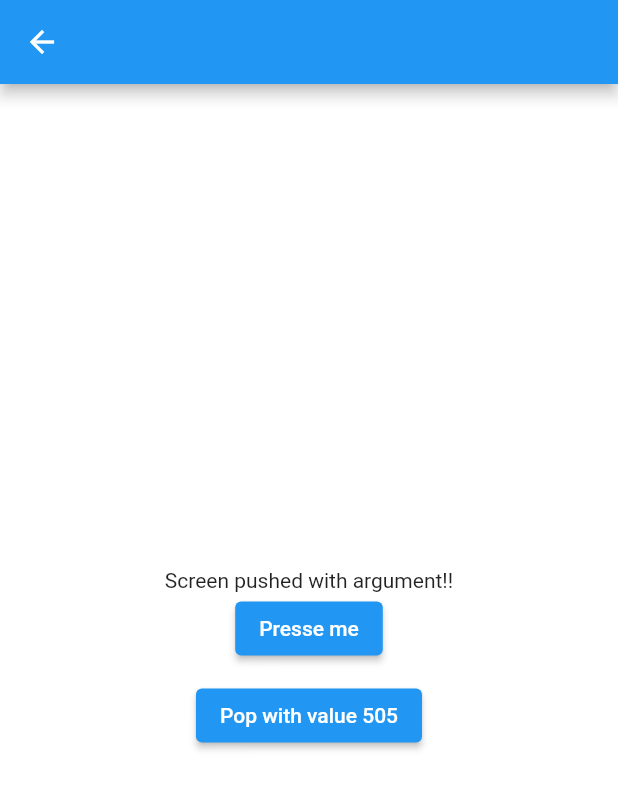
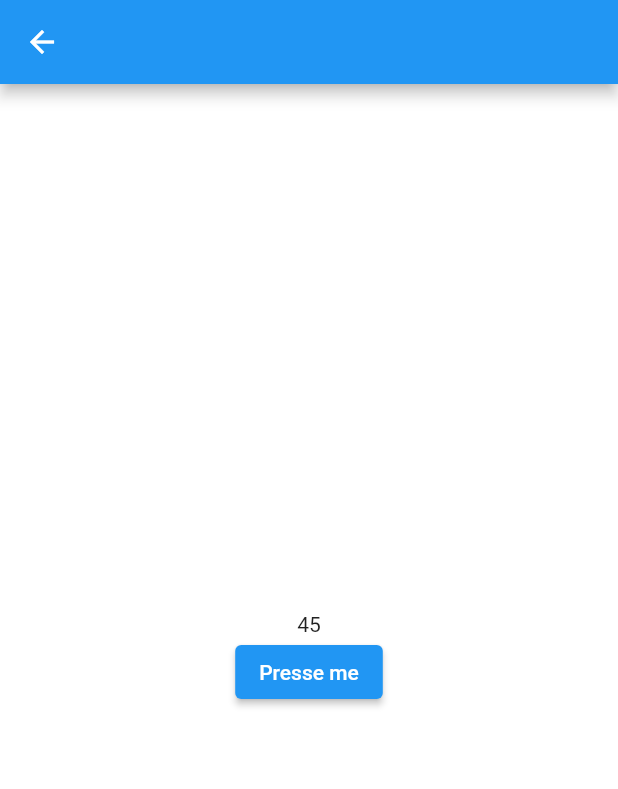
Before and after one commit to vadrian89/b_router, a Flutter app: the screen it shows after launch, after a tap on "Push me", on a phone screen of 412 x 824 dp. Shown: the top 789 px of the screen. Run offline on Flutter 3.47's test engine with Material 2 defaults, Android fonts, the phone set to English and light mode, and no system bars; our stand-ins replace bloc, equatable, flutter_bloc, freezed_annotation, logger, url_strategy.

Commit message:
See issue #1

````diff
--- a/example/lib/presentation/app_root.dart
+++ b/example/lib/presentation/app_root.dart
@@ -1,8 +1,11 @@
+import 'package:example/presentation/fourth_screen.dart';
 import 'package:example/presentation/main_screen.dart';
-import 'package:example/presentation/second_level_screen.dart';
+import 'package:example/presentation/second_screen.dart';
 import 'package:flutter_bloc/flutter_bloc.dart';
 import 'package:b_router/b_router.dart';
 import 'package:flutter/material.dart';
+
+import 'third_screen.dart';
 
 class AppRoot extends StatelessWidget {
   final GlobalKey<NavigatorState> navigatorKey = GlobalKey<NavigatorState>();
@@ -46,45 +49,32 @@ class AppRoot extends StatelessWidget {
 
   List<BRoute> get _routes => [
         BRoute(
-          name: "/",
-          pageBuilder: (context, __) => MainScreen(
-            onPressed: (_) => context.read<BRouterCubit>().push(name: "page2", arguments: {
-              "page-2-arg": "Screen pushed with argument!!",
-            }),
+          path: "/",
+          pageBuilder: (context, _, __) => MainScreen(
+            onPressed: (_) => context.read<BRouterCubit>().push(
+              name: "page2",
+              arguments: {"page-2-arg": "Screen pushed with argument!!"},
+              params: {"something": "45"},
+            ),
           ),
         ),
         BRoute(
-          name: "page2",
-          pageBuilder: (BuildContext context, arguments) => SecondLevelScreen(
-            text: arguments?["page-2-arg"] ?? "no argument was provided",
-            onButtonPressed: (_) => context.read<BRouterCubit>().push(name: "page2/:idOfSomething"),
+          path: "page2",
+          pageBuilder: (context, arguments, uri) => SecondScreen(
+            text: uri.queryParameters["something"] ?? "no argument was provided",
           ),
-          routes: [
-            BRoute(
-              name: ":urlParameter",
-              pageBuilder: (context, arguments) => SecondLevelScreen(
-                text: "The value of urlParameter is: ${arguments!["urlParameter"]}",
-                onButtonPressed: (context) {
-                  showDialog(
-                    context: context,
-                    builder: (context) => AlertDialog(
-                      content: const Text("This is a material dialog"),
-                      actions: [
-                        TextButton(
-                          onPressed: () => Navigator.maybePop(context, "dialog result"),
-                          child: const Text("Pop with return value"),
-                        ),
-                      ],
-                    ),
-                  ).then((value) => print("returned value $value"));
-                },
-              ),
-            ),
-          ],
         ),
         BRoute(
-          name: "login",
-          pageBuilder: (context, __) => const Center(child: Text("Replaced screen")),
+          path: "third-screen",
+          pageBuilder: (context, arguments, uri) => ThirdScreen(
+            text: arguments?["arg"] ?? "no argument was provided",
+          ),
+        ),
+        BRoute(
+          path: "third-screen/:id",
+          pageBuilder: (context, arguments, uri) => FourthScreen(
+            text: arguments?["id"] ?? "no argument was provided",
+          ),
         ),
       ];
 }
--- a/example/lib/presentation/second_level_screen.dart
+++ b/example/lib/presentation/fourth_screen.dart
@@ -1,14 +1,10 @@
+import 'package:b_router/b_router.dart';
 import 'package:flutter/material.dart';
 
-class SecondLevelScreen extends StatelessWidget {
+class FourthScreen extends StatelessWidget {
   final String text;
-  final void Function(BuildContext context)? onButtonPressed;
 
-  const SecondLevelScreen({
-    Key? key,
-    required this.text,
-    this.onButtonPressed,
-  }) : super(key: key);
+  const FourthScreen({Key? key, required this.text}) : super(key: key);
 
   @override
   Widget build(BuildContext context) => Scaffold(
@@ -20,7 +16,7 @@ class SecondLevelScreen extends StatelessWidget {
               Text(text),
               Builder(
                 builder: (context) => ElevatedButton(
-                  onPressed: (onButtonPressed != null) ? () => onButtonPressed!(context) : null,
+                  onPressed: () => context.bPush(name: "lala"),
                   child: const Text("Presse me"),
                 ),
               ),
--- /dev/null
+++ b/example/lib/presentation/second_screen.dart
@@ -0,0 +1,28 @@
+import 'package:b_router/b_router.dart';
+import 'package:flutter/material.dart';
+
+class SecondScreen extends StatelessWidget {
+  final String text;
+
+  const SecondScreen({Key? key, required this.text}) : super(key: key);
+
+  @override
+  Widget build(BuildContext context) => Scaffold(
+        appBar: AppBar(),
+        body: Center(
+          child: Column(
+            mainAxisSize: MainAxisSize.min,
+            children: [
+              Text(text),
+              ElevatedButton(
+                onPressed: () => context.bPush(
+                  name: "third-screen",
+                  arguments: {"arg": "An invisible argument"},
+                ),
+                child: const Text("Presse me"),
+              ),
+            ],
+          ),
+        ),
+      );
+}
--- a/lib/src/application/b_router/b_router_cubit.dart
+++ b/lib/src/application/b_router/b_router_cubit.dart
@@ -20,9 +20,7 @@ class BRouterCubit extends Cubit<BRouterState> {
   BRouterCubit({required List<BRoute> routes})
       : _logger = Logger(),
         _allRoutes = List.from(routes),
-        super(const BRouterState.initial()) {
-    _logger.d("Initialising BRouterCubit");
-  }
+        super(const BRouterState.initial());
 
   /// Push a new page to the navigation stack.
   ///
@@ -30,30 +28,50 @@ class BRouterCubit extends Cubit<BRouterState> {
   /// [name] must be either simple, such as `login` or with parameter, such as `products/:id`
   /// (id is just a placeholder it can be anything, it can be either `:id, :name, :etc,`).
   ///
-  /// Paramater values are identified using [BRoute.parameterId] value.
+  /// Paramater values are identified using [BRoute.parameterStart] value.
   ///
   /// [arguments] can be retrieved when at the page's build time.
   ///
   /// If a route with the same name already exists, it will be removed and this route
   /// will be added to the stack.
-  void push({required String name, Map<String, dynamic>? arguments}) {
-    _logger.d("Pushing new route for name: $name and arguments: $arguments");
+  void push({
+    required String name,
+    Map<String, dynamic>? arguments,
+    Map<String, String>? params,
+  }) {
+    _logger.d("Pushing new route");
+    _logger.d("New route name: $name");
+    _logger.d("New route arguments: $arguments");
+    _logger.d("New route params: $params");
     final nameSegments = name.split("/");
-    BRoute? route = BRoute.fromName(nameSegments.first.replaceAll("/", ""), _allRoutes);
-    if (route != null && nameSegments.length == 2) {
-      _logger.d("Searching for sub-route: ${nameSegments.last}");
-      route = route.findRoute(name: nameSegments.last);
-    }
-    if (route == null) {
-      _logger.w("Couldn't find any route!");
+    if (nameSegments.length > 2) {
+      _logger.e("$name contains more than 2 segments: $nameSegments");
       emit(const BRouterState.unknown());
       return;
     }
+
+    final route = BRoute.fromPath(name, _allRoutes)?.addParameters(
+      arguments: arguments,
+      params: params,
+    );
+
+    if (route == null) {
+      _logger.e("Couldn't find any route!");
+      emit(const BRouterState.unknown());
+      return;
+    }
+
+    List<BRoute> tmpList = List.from(_pushedRoutes);
+
+    /// If the top route is the same as the new route we replace it.
+    /// We also make sure we don't try to replace the root route.
+    if (tmpList.length >= 2 && tmpList.last.path == name) {
+      tmpList = tmpList.getRange(0, tmpList.length - 2).toList();
+    }
+    tmpList = List.from([...tmpList, route]);
+
     _logger.d("Old pushed routes list: $_pushedRoutes");
-    _pushedRoutes = List.from([
-      ..._pushedRoutes.where((element) => element.name != route?.name),
-      route.addArguments(arguments),
-    ]);
+    _pushedRoutes = List.from(tmpList);
     _logger.d("New pushed routes list: $_pushedRoutes");
     _showFound();
   }
@@ -62,9 +80,14 @@ class BRouterCubit extends Cubit<BRouterState> {
   ///
   /// This should be used when you need to redirect to a specific page.
   /// Becareful, as this method will replace the current navigation stack all together.
-  void redirect({required String location}) {
-    _logger.d("Redirecting to $location");
-    setNewRoutePath(BRouterState.fromUri(uri: Uri.parse(location), routes: _allRoutes));
+  void redirect({required String location, Map<String, String>? params}) {
+    _logger.d("Redirecting to $location with params: $params");
+    setNewRoutePath(
+      BRouterState.fromUri(
+        uri: Uri.parse(location).replace(queryParameters: params),
+        routes: _allRoutes,
+      ),
+    );
   }
 
   /// Implement the logic for what happens when the back button was called.
@@ -130,7 +153,6 @@ class BRouterCubit extends Cubit<BRouterState> {
 
   @override
   Future<void> close() {
-    _logger.d("Closing BRouterCubit.");
     _logger.close();
     return super.close();
   }
--- a/lib/src/application/b_router/b_router_state.dart
+++ b/lib/src/application/b_router/b_router_state.dart
@@ -41,20 +41,14 @@ class BRouterState with _$BRouterState {
   /// This constructor is used inside [BRouterParser.parseRouteInformation].
   factory BRouterState.fromUri({required Uri uri, required List<BRoute> routes}) {
     List<BRoute> routesList = const [];
-    final rootRoute = BRoute.rootRoute(routes);
+    final rootRoute = BRoute.rootRoute(routes)?.addParameters(params: uri.queryParameters);
     if (rootRoute == null) {
       return const BRouterState.unknown();
     }
-    routesList = List.from([rootRoute, ...routesList]);
+    routesList = List.from([rootRoute]);
     for (final pathSegment in uri.pathSegments) {
-      BRoute? route = BRoute.fromName(pathSegment, routes);
-
-      /// If the initial [route] returned no found route, we check to see if it matches a route
-      /// with name containg a parameter, such as ```/products/:43```.
-      route ??= BRoute.fromName(routesList.last.name, routes)?.findRoute(
-        name: "${BRoute.parameterId}$pathSegment",
-      );
-
+      BRoute? route = BRoute.fromPath(pathSegment, routes);
+      route ??= BRoute.fromPath("${routesList.last.path}/$pathSegment", routes);
       if (route == null) {
         return const BRouterState.unknown();
       }
@@ -65,22 +59,58 @@ class BRouterState with _$BRouterState {
 
   /// Get the location of the current navigation stack.
   ///
-  /// Example: /page1/page2/p=some-paramter
+  /// Example: ```/page1/page2/?p=some-parameter```
   String get location => maybeWhen(
         initial: () => rootPath,
         routesFound: (routes) {
-          String path = _locationFromRoutes(routes);
-          if (path.isEmpty) {
-            path = rootPath;
-          }
-          return path;
+          final path = _locationFromRoutes(routes);
+          return path.isNotEmpty ? path : rootPath;
         },
         orElse: () => notFoundPath,
       );
 
-  String _locationFromRoutes(List<BRoute> list) =>
-      list.where((element) => element.name != rootPath).fold(
-            "",
-            (previousValue, element) => "$previousValue/${element.name}",
-          );
+  Uri get uri => maybeWhen(
+        initial: () => Uri.parse(rootPath),
+        orElse: () => Uri.parse(notFoundPath),
+        routesFound: (routes) => Uri(
+          pathSegments: _pathSegments(routes),
+          queryParameters: _params(routes),
+        ),
+      );
+
+  Map<String, String>? _params(List<BRoute> list) {
+    Map<String, String> params = Map<String, String>.fromEntries(
+      list.expand((element) => element.params.entries),
+    );
+    return params.isNotEmpty ? params : null;
+  }
+
+  List<String> _pathSegments(List<BRoute> list) {
+    List<String> tmpList = const [];
+    for (final route in list) {
+      if (route.path != rootPath) {
+        tmpList = List.from([
+          ...tmpList,
+          (route.pathContainsParameter)
+              ? route.name.replaceFirst(BRoute.parameterStart, "")
+              : route.name,
+        ]);
+      }
+    }
+    return tmpList;
+  }
+
+  String _locationFromRoutes(List<BRoute> list) {
+    String query = "";
+    String path = "";
+    List<BRoute> tmpList = const [];
+    for (final route in list) {
+      query += route.params.entries.map((e) => "${e.key}=${e.value}").join(",");
+      if (route.path != rootPath) {
+        path += "/${route.name.replaceFirst(BRoute.parameterStart, "")}";
+      }
+      tmpList = List.from([...tmpList, route]);
+    }
+    return "$path${query.isNotEmpty ? "?" : ""}$query";
+  }
 }
--- a/lib/src/presentation/b_route.dart
+++ b/lib/src/presentation/b_route.dart
@@ -5,108 +5,131 @@ import 'package:flutter/material.dart';
 /// Route class which is used for route configuration.
 class BRoute extends Equatable {
   /// Used to identify parameter values, such as: `:id`, `:a-value`, etc.
-  static String parameterId = ":";
+  static String parameterStart = ":";
 
-  /// The path segment name.
+  /// The path of this route.
   ///
   /// The path should be set as "/" for root, "home" for home, etc.
   ///
+  /// When setting adding value parameters to the path also add a parent path.
+  /// Example: for a product page with parameter :id set the path to `products/:id`. This is to
+  /// find the correct parent and make sure the navigation stack is built correctly.
+  ///
   /// The path segment is case sensitive, so be warned: ```home != Home```.
-  final String name;
+  final String path;
 
   /// Arguments used for this route.
   ///
   /// Afterwards they can be retrieved using their respective keys.
-  final Map<String, dynamic>? arguments;
+  /// We sometimes need to pass dart objects to a route without adding them to the [Uri].
+  ///
+  /// This is because they contain lots of data and would make the URL unreadable, and not all
+  /// routes should have visible parameters.
+  ///
+  /// For URL-visible parameters user [params] or [queryParams].
+  final Map<String, dynamic> arguments;
+
+  /// Used to set [Uri.queryParameters].
+  ///
+  /// If you want to add objects which should not be added the the URL, user [arguments] instead.
+  final Map<String, String> params;
 
   /// The page which will be used to populate the navigation stack.
-  final Widget Function(BuildContext context, Map<String, dynamic>? arguments) pageBuilder;
+  final Widget Function(BuildContext context, Map<String, dynamic>? arguments, Uri uri) pageBuilder;
 
-  /// List of sub routes for this route.
+  /// The name part of the [path].
   ///
-  /// Useful for have pages which depend on this one.
-  final List<BRoute>? routes;
+  /// For routes with parameter values it will return the parameter value, [nameSegments.last].
+  /// Otherwise it will return the value of [path],
+  String get name => pathContainsParameter ? pathSegments.last : path;
 
   /// Split the [name] into a list, using `/`.
-  List<String> get nameSegments => name.split("/").where((element) => element.isNotEmpty).toList();
+  List<String> get pathSegments => path.split("/").where((element) => element.isNotEmpty).toList();
+
+  /// If the [path] contains
+  bool get pathContainsParameter =>
+      pathSegments.isNotEmpty ? pathSegments.last.startsWith(BRoute.parameterStart) : false;
 
   @override
-  List<Object> get props => [name, ...?arguments?.keys];
+  List<Object> get props => [
+        path,
+        ...arguments.values,
+        ...params.values,
+      ];
 
   @override
   bool? get stringify => true;
 
   const BRoute({
-    required this.name,
-    this.arguments,
+    required this.path,
+    this.arguments = const <String, dynamic>{},
+    this.params = const <String, String>{},
     required this.pageBuilder,
-    this.routes,
   });
 
   /// Get the route, from [routes], using [name], if exists.
-  static BRoute? fromName(String name, List<BRoute> routes) {
+  static BRoute? fromPath(String path, List<BRoute> routes) {
     for (final route in routes) {
-      if (route.name == name) {
-        return route;
+      if (route.containsPath(path)) {
+        return route.pathContainsParameter ? route.updatePathParameter(path) : route;
       }
     }
     return null;
   }
 
-  /// Find sub-route for [this] route.
-  ///
-  /// It first searchs for the full [name].
-  ///
-  /// If it doesn't find it procedes to search by first character, using [parameterId] as starting
-  /// character.
-  /// If it finds by the first character it assumes the name contains a parameter and it will
-  /// proceed to parse the value of it.
-  ///
-  /// For example: If the value of [name] is `:505` and a route with the name `:id` is found, then
-  /// that route will be returned and [arguments] will contain ```{"id": "505"}``` and the name
-  /// of the found route will be turned into `505`.
-  BRoute? findRoute({required String name}) {
-    if (routes?.isEmpty ?? true) {
-      return null;
-    }
-    for (final route in routes!) {
-      if (route.name == name) {
-        return route;
-      }
-
-      if (name.substring(0, 1) == parameterId && route.name.substring(0, 1) == parameterId) {
-        return route.copyWith(
-          arguments: Map<String, dynamic>.from({
-            route.name.substring(1): name.substring(1),
-            ...?route.arguments,
-          }),
-          name: name.substring(1),
-        );
-      }
-    }
-    return null;
+  BRoute updatePathParameter(String value) {
+    final parameterValue = value.split("/").last;
+    return addParameters(arguments: {name.substring(1): parameterValue}).copyWith(
+      path: pathSegments
+          .map((e) => e.startsWith(BRoute.parameterStart) ? parameterValue : e)
+          .join("/${BRoute.parameterStart}"),
+    );
   }
 
-  /// Append the [arguments] to this instance's arguments list.
-  BRoute addArguments([Map<String, dynamic>? arguments]) => copyWith(
+  /// Check if this route contains the incoming [value].
+  ///
+  /// First we check if ```path == value```.
+  ///
+  /// If the above doesn't pass it will check if [pathContainsParameter] returns true and if it
+  /// does, it will verify that both ```pathSegments.first == valueSegments.first``` and
+  /// ```valueSegments.startsWith(BRoute.parameterStart)```.
+  ///
+  /// ```final valueSegments = value.split("/")```
+  bool containsPath(String value) {
+    if (path == value) {
+      return true;
+    }
+    if (pathContainsParameter) {
+      final valueSegments = value.split("/");
+      return (valueSegments.length == 2) && (valueSegments.first == pathSegments.first);
+    }
+    return false;
+  }
+
+  /// Add all parameters to this instance's arguments list.
+  ///
+  /// [arguments] are appended while [params] are replaced.
+  BRoute addParameters({Map<String, dynamic>? arguments, Map<String, String>? params}) => copyWith(
         arguments: {
-          ...?this.arguments,
+          ...this.arguments,
           ...?arguments,
         },
+        params: params,
       );
 
   /// Get the root route from [routes].
-  static BRoute? rootRoute(List<BRoute> routes) => fromName("/", routes);
+  static BRoute? rootRoute(List<BRoute> routes) => fromPath("/", routes);
 
   BRoute copyWith({
-    String? name,
+    String? path,
     Map<String, dynamic>? arguments,
-    Widget Function(BuildContext context, Map<String, dynamic>? arguments)? pageBuilder,
-    String? Function(BuildContext context)? redirect,
+    Map<String, String>? params,
+    Widget Function(BuildContext context, Map<String, dynamic>? arguments, Uri uri)? pageBuilder,
   }) =>
       BRoute(
-        name: name ?? this.name,
+        path: path ?? this.path,
         arguments: arguments ?? this.arguments,
+        params: params ?? this.params,
         pageBuilder: pageBuilder ?? this.pageBuilder,
       );
 }
--- a/lib/src/presentation/b_router_delegate.dart
+++ b/lib/src/presentation/b_router_delegate.dart
@@ -51,11 +51,11 @@ class BRouterDelegate extends RouterDelegate<BRouterState>
   @override
   Widget build(BuildContext context) => Navigator(
         key: _navigatorKey,
-        pages: _pagesFromState(),
+        pages: _pagesFromState,
         onPopPage: _onPopPageParser,
       );
 
-  List<Page> _pagesFromState() => currentConfiguration.maybeWhen(
+  List<Page> get _pagesFromState => currentConfiguration.maybeWhen(
         orElse: () => [],
         routesFound: (routes) => List.generate(
           routes.length,
@@ -65,6 +65,7 @@ class BRouterDelegate extends RouterDelegate<BRouterState>
               builder: (context) => routes[index].pageBuilder(
                 context,
                 routes[index].arguments,
+                currentConfiguration.uri,
               ),
             ),
           ),
--- a/lib/src/presentation/b_router_parser.dart
+++ b/lib/src/presentation/b_router_parser.dart
@@ -27,6 +27,7 @@ class BRouterParser extends RouteInformationParser<BRouterState> {
   ///
   /// It's required to properly update the browser's history.
   @override
-  RouteInformation restoreRouteInformation(BRouterState configuration) =>
-      RouteInformation(location: configuration.location);
+  RouteInformation restoreRouteInformation(BRouterState configuration) => RouteInformation(
+        location: configuration.location,
+      );
 }
````
Also changed, not shown: example/lib/presentation/third_screen.dart (added, +24 -0 lines), lib/src/presentation/extensions.dart (+14 -3 lines).
